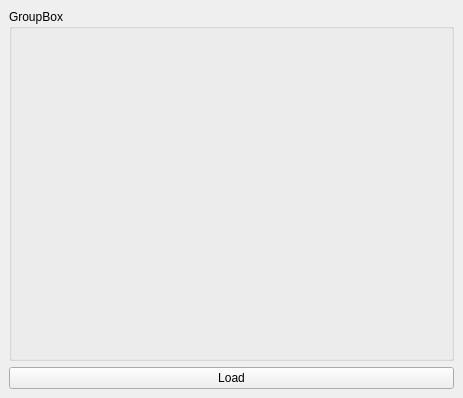
Old version of the form src/views/MainWindow.ui in the repository DinaTolotra/QReservation.
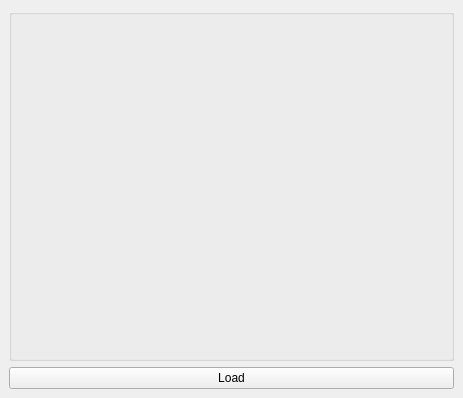
New version of the form. Custom widgets are drawn as their Qt base class.

Patch:
```diff
--- a/src/views/MainWindow.ui
+++ b/src/views/MainWindow.ui
@@ -18,7 +18,7 @@
     <item>
      <widget class="VehicleListView" name="view">
       <property name="title">
-       <string>GroupBox</string>
+       <string/>
       </property>
      </widget>
     </item>
```
Left out of the diff: 6 changed lines with no effect on the pictures.
